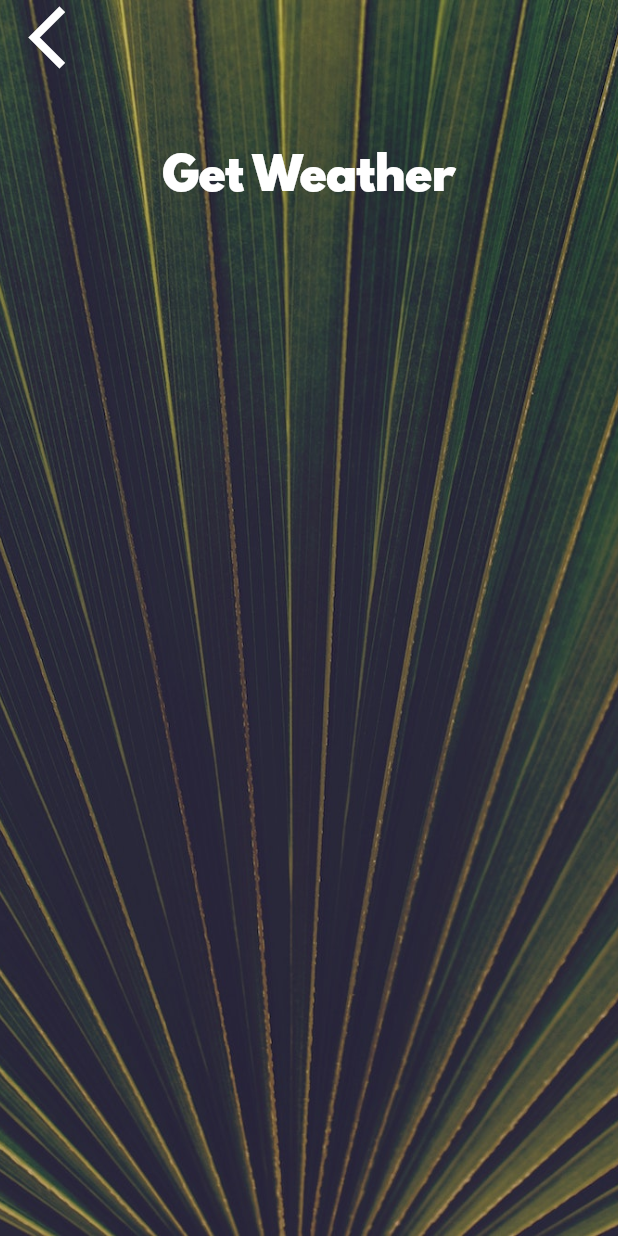
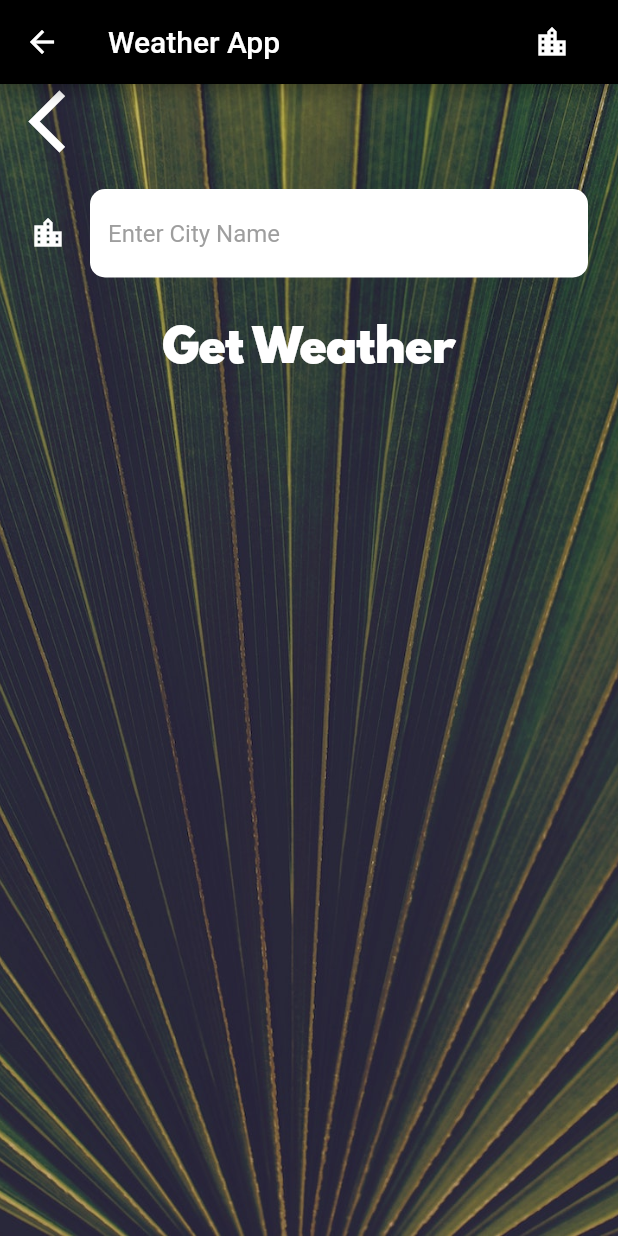
Before and after one commit to eoanodea/flutter-weather, a Flutter app: the CityScreen screen opened directly, on a phone screen of 412 x 824 dp. Run offline on Flutter 3.47's test engine with Material 2 defaults, Android fonts, the phone set to English and light mode, and no system bars; our stand-ins replace flutter_spinkit, geolocator; network calls fail.

Commit message:
Improved styles for city screen and text field

```diff
--- a/lib/screens/city_screen.dart
+++ b/lib/screens/city_screen.dart
@@ -10,6 +10,27 @@ class _CityScreenState extends State<CityScreen> {
   @override
   Widget build(BuildContext context) {
     return Scaffold(
+      appBar: AppBar(
+        backgroundColor: Colors.black,
+        title: Text('Weather App'),
+        actions: [
+          FlatButton(
+            onPressed: () {
+              Navigator.push(
+                context,
+                MaterialPageRoute(
+                  builder: (context) {
+                    return CityScreen();
+                  },
+                ),
+              );
+            },
+            child: Icon(
+              Icons.location_city,
+            ),
+          ),
+        ],
+      ),
       body: Container(
         decoration: BoxDecoration(
           image: DecorationImage(
@@ -33,7 +54,10 @@ class _CityScreenState extends State<CityScreen> {
               ),
               Container(
                 padding: EdgeInsets.all(20.0),
-                child: null,
+                child: TextField(
+                  decoration: kTextFieldInputDecoration,
+                  onChanged: (value) {},
+                ),
               ),
               FlatButton(
                 onPressed: () {},
--- a/lib/utilities/constants.dart
+++ b/lib/utilities/constants.dart
@@ -15,3 +15,19 @@ const kButtonTextStyle = TextStyle(
 const kConditionTextStyle = TextStyle(
   fontSize: 100.0,
 );
+
+const kTextFieldInputDecoration = InputDecoration(
+  filled: true,
+  fillColor: Colors.white,
+  icon: Icon(
+    Icons.location_city,
+    color: Colors.white,
+  ),
+  hintText: "Enter City Name",
+  hintStyle: TextStyle(color: Colors.grey),
+  border: OutlineInputBorder(
+      borderRadius: BorderRadius.all(
+        Radius.circular(10.0),
+      ),
+      borderSide: BorderSide.none),
+);
```
Also changed, not shown: lib/screens/location_screen.dart (+11 -1 lines).
